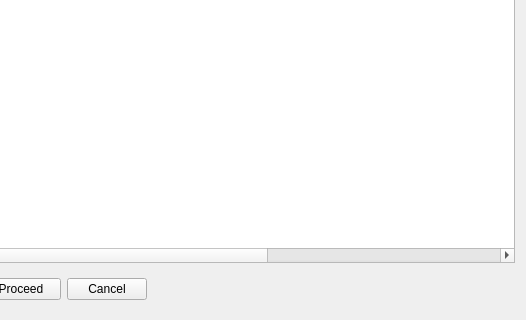
First picture: the form in Resort/dlgendofday.ui, repository End1-1/Resort, before the edit; both pictures show x 458 to 984 and y 253 to 573 of the 984 by 573 pixel window.
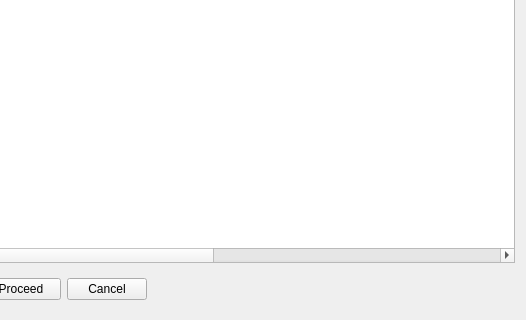
Second picture: the form after the edit. Icons and pictures are not drawn. Custom widgets are drawn as their Qt base class.

Diff of the .ui file:
```diff
--- a/Resort/dlgendofday.ui
+++ b/Resort/dlgendofday.ui
@@ -118,6 +118,11 @@
        <string>Arrangement</string>
       </property>
      </column>
+     <column>
+      <property name="text">
+       <string>Cityledger</string>
+      </property>
+     </column>
     </widget>
    </item>
    <item>
```
